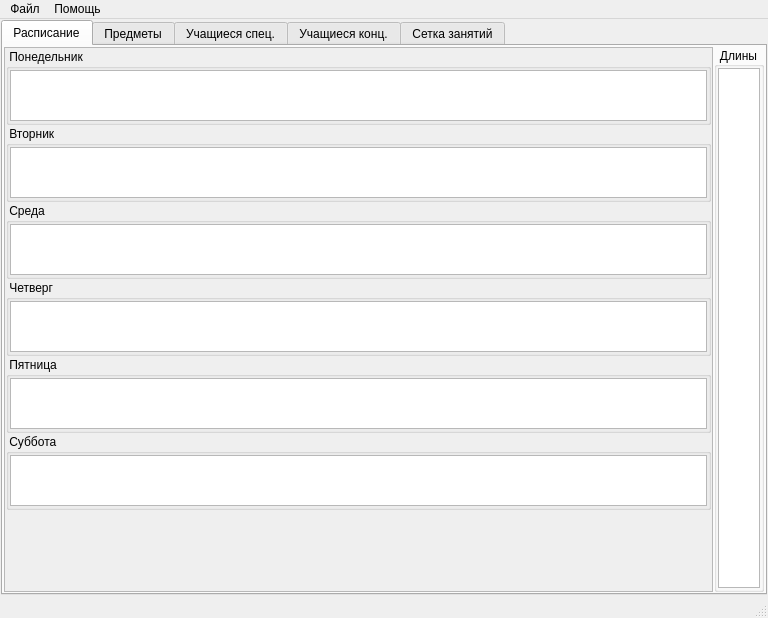
This is mainwindow.ui in Intueor/PPK as Qt 5 draws it before an edit. The edited form follows.
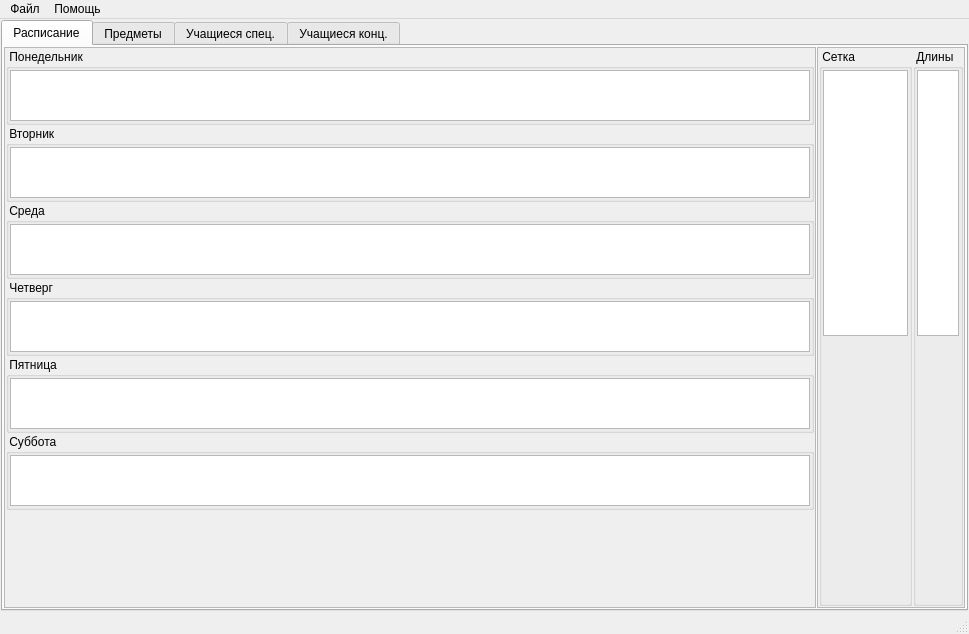
This is the edited form. Icons and pictures are not drawn. Custom widgets are drawn as their Qt base class.

Commit message: Правка интерфейса, подготовка к работе с сеткой.

```diff
--- a/mainwindow.ui
+++ b/mainwindow.ui
@@ -6,8 +6,8 @@
    <rect>
     <x>0</x>
     <y>0</y>
-    <width>768</width>
-    <height>618</height>
+    <width>969</width>
+    <height>634</height>
    </rect>
   </property>
   <property name="windowTitle">
@@ -69,8 +69,8 @@
             <rect>
              <x>0</x>
              <y>0</y>
-             <width>707</width>
-             <height>537</height>
+             <width>810</width>
+             <height>553</height>
             </rect>
            </property>
            <layout class="QVBoxLayout" name="verticalLayout_3">
@@ -136,12 +136,6 @@
                    <height>51</height>
                   </size>
                  </property>
-                 <property name="verticalScrollBarPolicy">
-                  <enum>Qt::ScrollBarAlwaysOff</enum>
-                 </property>
-                 <property name="horizontalScrollBarPolicy">
-                  <enum>Qt::ScrollBarAlwaysOff</enum>
-                 </property>
                  <property name="cornerButtonEnabled">
                   <bool>false</bool>
                  </property>
@@ -197,12 +191,6 @@
                    <height>51</height>
                   </size>
                  </property>
-                 <property name="verticalScrollBarPolicy">
-                  <enum>Qt::ScrollBarAlwaysOff</enum>
-                 </property>
-                 <property name="horizontalScrollBarPolicy">
-                  <enum>Qt::ScrollBarAlwaysOff</enum>
-                 </property>
                  <property name="cornerButtonEnabled">
                   <bool>false</bool>
                  </property>
@@ -258,12 +246,6 @@
                    <height>51</height>
                   </size>
                  </property>
-                 <property name="verticalScrollBarPolicy">
-                  <enum>Qt::ScrollBarAlwaysOff</enum>
-                 </property>
-                 <property name="horizontalScrollBarPolicy">
-                  <enum>Qt::ScrollBarAlwaysOff</enum>
-                 </property>
                  <property name="cornerButtonEnabled">
                   <bool>false</bool>
                  </property>
@@ -319,12 +301,6 @@
                    <height>51</height>
                   </size>
                  </property>
-                 <property name="verticalScrollBarPolicy">
-                  <enum>Qt::ScrollBarAlwaysOff</enum>
-                 </property>
-                 <property name="horizontalScrollBarPolicy">
-                  <enum>Qt::ScrollBarAlwaysOff</enum>
-                 </property>
                  <property name="cornerButtonEnabled">
                   <bool>false</bool>
                  </property>
@@ -380,12 +356,6 @@
                    <height>51</height>
                   </size>
                  </property>
-                 <property name="verticalScrollBarPolicy">
-                  <enum>Qt::ScrollBarAlwaysOff</enum>
-                 </property>
-                 <property name="horizontalScrollBarPolicy">
-                  <enum>Qt::ScrollBarAlwaysOff</enum>
-                 </property>
                  <property name="cornerButtonEnabled">
                   <bool>false</bool>
                  </property>
@@ -441,12 +411,6 @@
                    <height>51</height>
                   </size>
                  </property>
-                 <property name="verticalScrollBarPolicy">
-                  <enum>Qt::ScrollBarAlwaysOff</enum>
-                 </property>
-                 <property name="horizontalScrollBarPolicy">
-                  <enum>Qt::ScrollBarAlwaysOff</enum>
-                 </property>
                  <property name="cornerButtonEnabled">
                   <bool>false</bool>
                  </property>
@@ -473,52 +437,167 @@
          </widget>
         </item>
         <item>
-         <widget class="QGroupBox" name="groupBoxLengths">
+         <widget class="QScrollArea" name="scrollAreaShedLen">
           <property name="sizePolicy">
-           <sizepolicy hsizetype="Maximum" vsizetype="Preferred">
+           <sizepolicy hsizetype="Maximum" vsizetype="Expanding">
             <horstretch>0</horstretch>
             <verstretch>0</verstretch>
            </sizepolicy>
           </property>
           <property name="maximumSize">
            <size>
-            <width>50</width>
+            <width>148</width>
             <height>16777215</height>
            </size>
           </property>
-          <property name="title">
-           <string>Длины</string>
+          <property name="widgetResizable">
+           <bool>true</bool>
           </property>
-          <property name="alignment">
-           <set>Qt::AlignCenter</set>
-          </property>
-          <layout class="QVBoxLayout" name="verticalLayout">
-           <property name="spacing">
-            <number>1</number>
+          <widget class="QWidget" name="scrollAreaWidgetContentsShedLen">
+           <property name="geometry">
+            <rect>
+             <x>0</x>
+             <y>0</y>
+             <width>146</width>
+             <height>553</height>
+            </rect>
            </property>
-           <property name="leftMargin">
-            <number>1</number>
-           </property>
-           <property name="topMargin">
-            <number>1</number>
-           </property>
-           <property name="rightMargin">
-            <number>1</number>
-           </property>
-           <property name="bottomMargin">
-            <number>1</number>
-           </property>
-           <item>
-            <widget class="MTableView" name="tableViewLengths">
-             <property name="cornerButtonEnabled">
-              <bool>false</bool>
-             </property>
-             <attribute name="horizontalHeaderShowSortIndicator" stdset="0">
-              <bool>false</bool>
-             </attribute>
-            </widget>
-           </item>
-          </layout>
+           <layout class="QHBoxLayout" name="horizontalLayout_5" stretch="0,1">
+            <property name="spacing">
+             <number>1</number>
+            </property>
+            <property name="leftMargin">
+             <number>1</number>
+            </property>
+            <property name="topMargin">
+             <number>1</number>
+            </property>
+            <property name="rightMargin">
+             <number>1</number>
+            </property>
+            <property name="bottomMargin">
+             <number>1</number>
+            </property>
+            <item>
+             <widget class="QGroupBox" name="groupBoxShedule">
+              <property name="title">
+               <string> Сетка</string>
+              </property>
+              <layout class="QVBoxLayout" name="verticalLayout_10">
+               <property name="spacing">
+                <number>1</number>
+               </property>
+               <property name="leftMargin">
+                <number>1</number>
+               </property>
+               <property name="topMargin">
+                <number>1</number>
+               </property>
+               <property name="rightMargin">
+                <number>1</number>
+               </property>
+               <property name="bottomMargin">
+                <number>1</number>
+               </property>
+               <item>
+                <widget class="MTableView" name="tableViewSchedule">
+                 <property name="horizontalScrollBarPolicy">
+                  <enum>Qt::ScrollBarAlwaysOff</enum>
+                 </property>
+                 <property name="cornerButtonEnabled">
+                  <bool>false</bool>
+                 </property>
+                 <attribute name="horizontalHeaderVisible">
+                  <bool>false</bool>
+                 </attribute>
+                 <attribute name="verticalHeaderVisible">
+                  <bool>false</bool>
+                 </attribute>
+                </widget>
+               </item>
+               <item>
+                <spacer name="verticalSpacerShedule">
+                 <property name="orientation">
+                  <enum>Qt::Vertical</enum>
+                 </property>
+                 <property name="sizeHint" stdset="0">
+                  <size>
+                   <width>20</width>
+                   <height>40</height>
+                  </size>
+                 </property>
+                </spacer>
+               </item>
+              </layout>
+             </widget>
+            </item>
+            <item>
+             <widget class="QGroupBox" name="groupBoxLengths">
+              <property name="sizePolicy">
+               <sizepolicy hsizetype="Minimum" vsizetype="Preferred">
+                <horstretch>0</horstretch>
+                <verstretch>0</verstretch>
+               </sizepolicy>
+              </property>
+              <property name="minimumSize">
+               <size>
+                <width>50</width>
+                <height>0</height>
+               </size>
+              </property>
+              <property name="title">
+               <string> Длины</string>
+              </property>
+              <layout class="QVBoxLayout" name="verticalLayout">
+               <property name="spacing">
+                <number>1</number>
+               </property>
+               <property name="leftMargin">
+                <number>1</number>
+               </property>
+               <property name="topMargin">
+                <number>1</number>
+               </property>
+               <property name="rightMargin">
+                <number>1</number>
+               </property>
+               <property name="bottomMargin">
+                <number>1</number>
+               </property>
+               <item>
+                <widget class="MTableView" name="tableViewLengths">
+                 <property name="horizontalScrollBarPolicy">
+                  <enum>Qt::ScrollBarAsNeeded</enum>
+                 </property>
+                 <property name="cornerButtonEnabled">
+                  <bool>false</bool>
+                 </property>
+                 <attribute name="horizontalHeaderVisible">
+                  <bool>false</bool>
+                 </attribute>
+                 <attribute name="verticalHeaderVisible">
+                  <bool>false</bool>
+                 </attribute>
+                </widget>
+               </item>
+               <item>
+                <spacer name="verticalSpacerLengths">
+                 <property name="orientation">
+                  <enum>Qt::Vertical</enum>
+                 </property>
+                 <property name="sizeHint" stdset="0">
+                  <size>
+                   <width>20</width>
+                   <height>40</height>
+                  </size>
+                 </property>
+                </spacer>
+               </item>
+              </layout>
+             </widget>
+            </item>
+           </layout>
+          </widget>
          </widget>
         </item>
        </layout>
@@ -610,35 +689,6 @@
         </item>
        </layout>
       </widget>
-      <widget class="QWidget" name="tabSchedule">
-       <attribute name="title">
-        <string>Сетка занятий</string>
-       </attribute>
-       <layout class="QHBoxLayout" name="horizontalLayout_5">
-        <property name="spacing">
-         <number>1</number>
-        </property>
-        <property name="leftMargin">
-         <number>1</number>
-        </property>
-        <property name="topMargin">
-         <number>1</number>
-        </property>
-        <property name="rightMargin">
-         <number>1</number>
-        </property>
-        <property name="bottomMargin">
-         <number>1</number>
-        </property>
-        <item>
-         <widget class="MTableView" name="tableViewSchedule">
-          <property name="cornerButtonEnabled">
-           <bool>false</bool>
-          </property>
-         </widget>
-        </item>
-       </layout>
-      </widget>
      </widget>
     </item>
    </layout>
@@ -648,7 +698,7 @@
     <rect>
      <x>0</x>
      <y>0</y>
-     <width>768</width>
+     <width>969</width>
      <height>22</height>
     </rect>
    </property>
```
Left out of the diff: 6 changed lines with no effect on the pictures. The commit also changes 4 other files.
